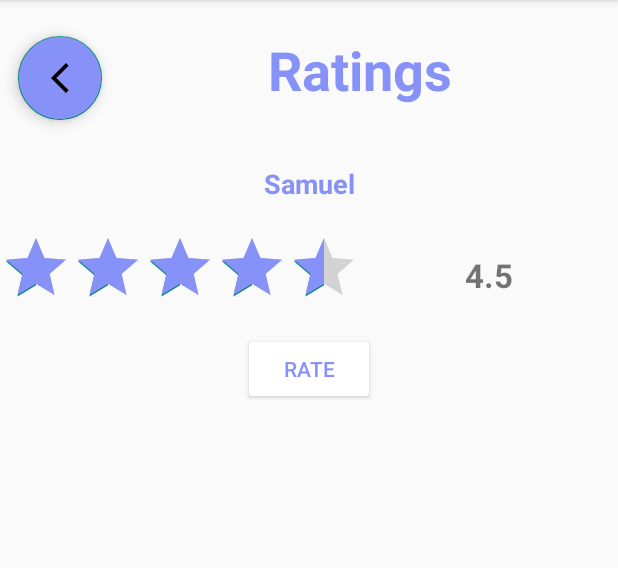
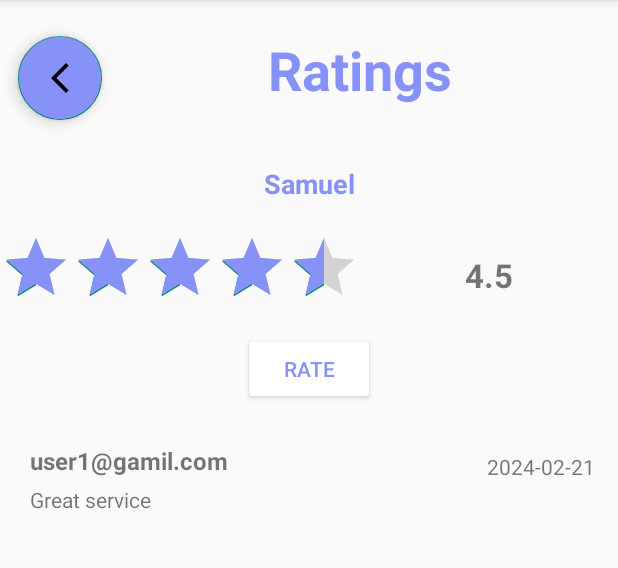
Before and after one commit to IT21292422/EcommerceApp, an Android app: the VendorRatingsActivity screen opened directly, with no data from a screen before it, on a phone screen of 412 x 824 dp, the part 84-652 px from its top. Run offline under Robolectric (Android 15) with nearby library versions, the light colour scheme and no system bars.

Commit message:
vendor ratings backend without API fun

```diff
--- /dev/null
+++ b/app/src/main/java/com/example/ecommerce/Adapter/ReviewAdapter.kt
@@ -0,0 +1,35 @@
+package com.example.ecommerce.Adapter
+
+import android.view.LayoutInflater
+import android.view.View
+import android.view.ViewGroup
+import android.widget.RatingBar
+import android.widget.TextView
+import androidx.recyclerview.widget.RecyclerView
+import com.example.ecommerce.Modelodel.Review
+import com.example.ecommerce.R
+
+class ReviewAdapter(private val reviews: List<Review>) : RecyclerView.Adapter<ReviewAdapter.ReviewViewHolder>() {
+
+    class ReviewViewHolder(itemView: View) : RecyclerView.ViewHolder(itemView) {
+        val tvUserEmail: TextView = itemView.findViewById(R.id.tvUserEmail)
+        val tvComment: TextView = itemView.findViewById(R.id.tvComment)
+        val tvReviewDate: TextView = itemView.findViewById(R.id.tvReviewDate)
+    }
+
+    override fun onCreateViewHolder(parent: ViewGroup, viewType: Int): ReviewViewHolder {
+        val view = LayoutInflater.from(parent.context).inflate(R.layout.review_list_item, parent, false)
+        return ReviewViewHolder(view)
+    }
+
+    override fun onBindViewHolder(holder: ReviewViewHolder, position: Int) {
+        val review = reviews[position]
+        holder.tvUserEmail.text = review.userEmail
+        holder.tvComment.text = review.comment
+        holder.tvReviewDate.text = review.reviewDate
+    }
+
+    override fun getItemCount(): Int {
+        return reviews.size
+    }
+}
--- /dev/null
+++ b/app/src/main/java/com/example/ecommerce/Model/Review.kt
@@ -0,0 +1,7 @@
+package com.example.ecommerce.Modelodel
+
+data class Review(
+    val userEmail: String,
+    val comment: String,
+    val reviewDate: String
+)
--- a/app/src/main/java/com/example/ecommerce/activity/VendorRatingsActivity.kt
+++ b/app/src/main/java/com/example/ecommerce/activity/VendorRatingsActivity.kt
@@ -1,15 +1,35 @@
 package com.example.ecommerce.activity
 
 import android.os.Bundle
-import androidx.activity.enableEdgeToEdge
 import androidx.appcompat.app.AppCompatActivity
-import androidx.core.view.ViewCompat
-import androidx.core.view.WindowInsetsCompat
+import androidx.recyclerview.widget.LinearLayoutManager
+import androidx.recyclerview.widget.RecyclerView
+import com.example.ecommerce.Adapter.ReviewAdapter
+import com.example.ecommerce.Modelodel.Review
 import com.example.ecommerce.R
 
 class VendorRatingsActivity : AppCompatActivity() {
+
+    private lateinit var recyclerView: RecyclerView
+    private lateinit var reviewAdapter: ReviewAdapter
+
     override fun onCreate(savedInstanceState: Bundle?) {
         super.onCreate(savedInstanceState)
         setContentView(R.layout.activity_vendor_ratings)
+
+        // hardcode for now
+        val reviews = listOf(
+            Review("user1@gamil.com", "Great service", "2024-02-21"),
+            Review("user2@gamil.com", "Amazing experience.", "2024-02-20"),
+            Review("user3@gamil.com", "Package was on time.", "2024-02-19")
+        )
+
+        // initialize Recycler
+        recyclerView = findViewById(R.id.recyclerViewReviews)
+        recyclerView.layoutManager = LinearLayoutManager(this)
+
+        // use adapter and set it to RecyclerView
+        reviewAdapter = ReviewAdapter(reviews)
+        recyclerView.adapter = reviewAdapter
     }
 }
--- a/app/src/main/res/layout/order_list_item.xml
+++ b/app/src/main/res/layout/order_list_item.xml
@@ -26,7 +26,7 @@
                     android:layout_width="wrap_content"
                     android:layout_height="wrap_content"
                     android:id="@+id/tvItemName"
-                    android:text="USB drive"
+                    android:text="USB drive, ..."
                     android:textStyle="bold"
                     android:textSize="16sp"/>
 
--- a/app/src/main/res/layout/review_list_item.xml
+++ b/app/src/main/res/layout/review_list_item.xml
@@ -41,7 +41,7 @@
         </LinearLayout>
 
         <TextView
-            android:id="@+id/tvDate"
+            android:id="@+id/tvReviewDate"
             android:layout_width="wrap_content"
             android:layout_height="wrap_content"
             android:layout_alignParentRight="true"
```
